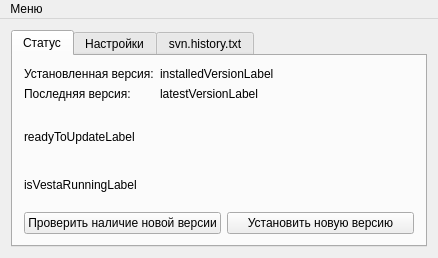
Before: the Qt Designer form mainwindow.ui in embicoin/QVestaUpdater, drawn with Qt 5.
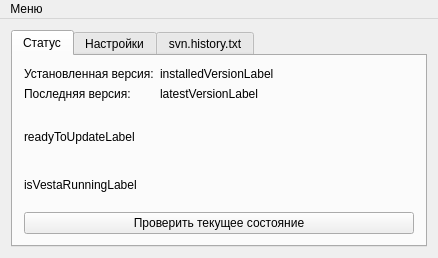
After: the same form once the commit is applied. Icons and pictures are not drawn.

Commit message: connect GUI and tray to VestaUpdater signals

Diff of the .ui file:
```diff
--- a/mainwindow.ui
+++ b/mainwindow.ui
@@ -112,14 +112,7 @@
             <item>
              <widget class="QPushButton" name="checkLatestVersionButton">
               <property name="text">
-               <string>Проверить наличие новой версии</string>
-              </property>
-             </widget>
-            </item>
-            <item>
-             <widget class="QPushButton" name="installLatestVersionButton">
-              <property name="text">
-               <string>Установить новую версию</string>
+               <string>Проверить текущее состояние</string>
               </property>
              </widget>
             </item>
```
Left out of the diff: 5 changed lines with no effect on the pictures. The commit also changes 6 other files.
